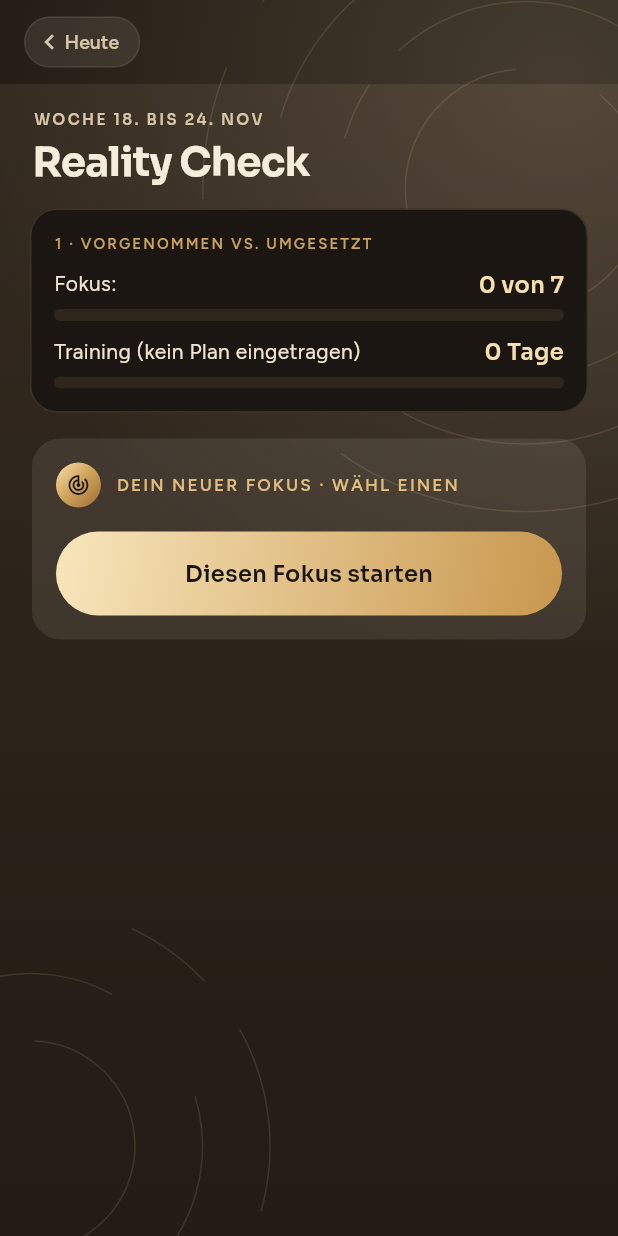
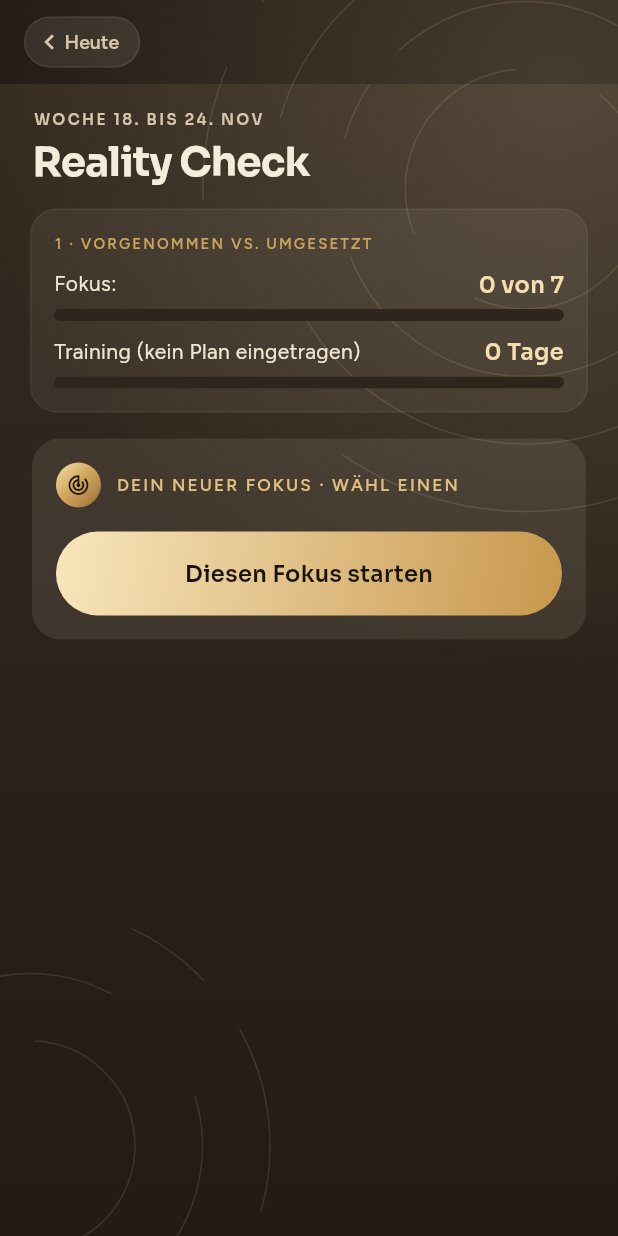
Before and after one commit to phillipzxk/App, a Flutter app: the RealityCheckSeite screen opened directly with empty values, on a phone screen of 412 x 824 dp. Run offline on Flutter 3.47's test engine with Material 3 defaults, Android fonts, the phone set to English and light mode, and no system bars; our stand-ins replace flutter_local_notifications, flutter_timezone, image_picker, shared_preferences, speech_to_text, timezone and 1 more; missing offline and left inert: alarm_kit, dart:js_interop, home_widget; accounts and stored records are empty.

Commit message:
Rest-Rundgang: Knopf-Leuchten, Reality Check in Glas, Coach-Zusammenfassung mit Ziel (#96)
Claude-Session: https://claude.ai/code/session_01CLcJDTik5Xsnf63hWSifp6

Co-authored-by: Claude <noreply@anthropic.com>

```diff
--- a/code/lib/home/reality_check.dart
+++ b/code/lib/home/reality_check.dart
@@ -6,6 +6,7 @@ import '../ui/coach_widgets.dart';
 import 'feed_widgets.dart';
 import 'fokus_widgets.dart';
 import '../ui/umbau.dart';
+import '../bereiche/glas.dart';
 
 /// Reality Check (see vault Umsetzung/Reality Check.md): on the day a focus
 /// week ends, Heute shows only this small field instead of the focus
@@ -297,20 +298,19 @@ class _Box extends StatelessWidget {
 
   @override
   Widget build(BuildContext context) {
-    return Container(
-      margin: const EdgeInsets.only(bottom: 10),
+    // Glass like the cards below it (Rest-Rundgang 2026-11-18).
+    return Padding(
+      padding: const EdgeInsets.only(bottom: 10),
+      child: GlasBox(
         padding: const EdgeInsets.all(15),
-      decoration: BoxDecoration(
-        color: CoachStyle.cardBright,
-        borderRadius: BorderRadius.circular(18),
-        border: Border.all(color: CoachStyle.line),
-      ),
+        radius: 18,
         child: Column(
           crossAxisAlignment: CrossAxisAlignment.stretch,
           children: [
             Text(label, style: CoachStyle.goldLabel.copyWith(fontSize: 10)),
             ...children,
           ],
+        ),
       ),
     );
   }
```
Also changed, not shown: code/lib/mindset/mindset_ui.dart (+14 -3 lines), 2 other files. Lines whose indentation alone changed are shown as unchanged.
